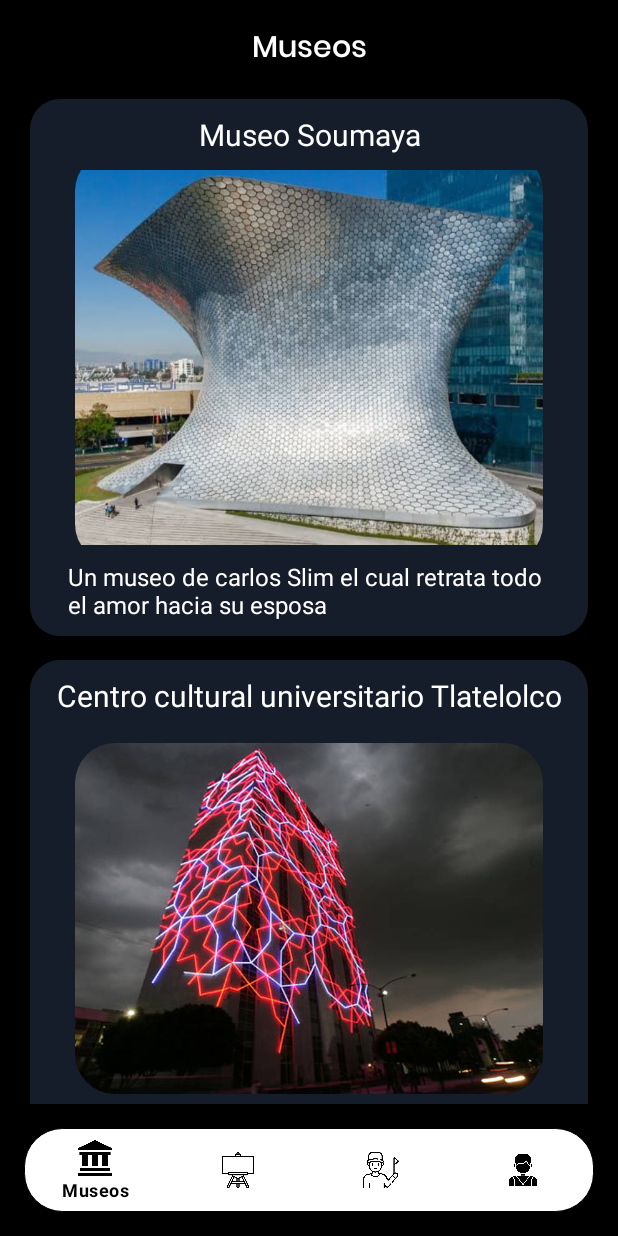
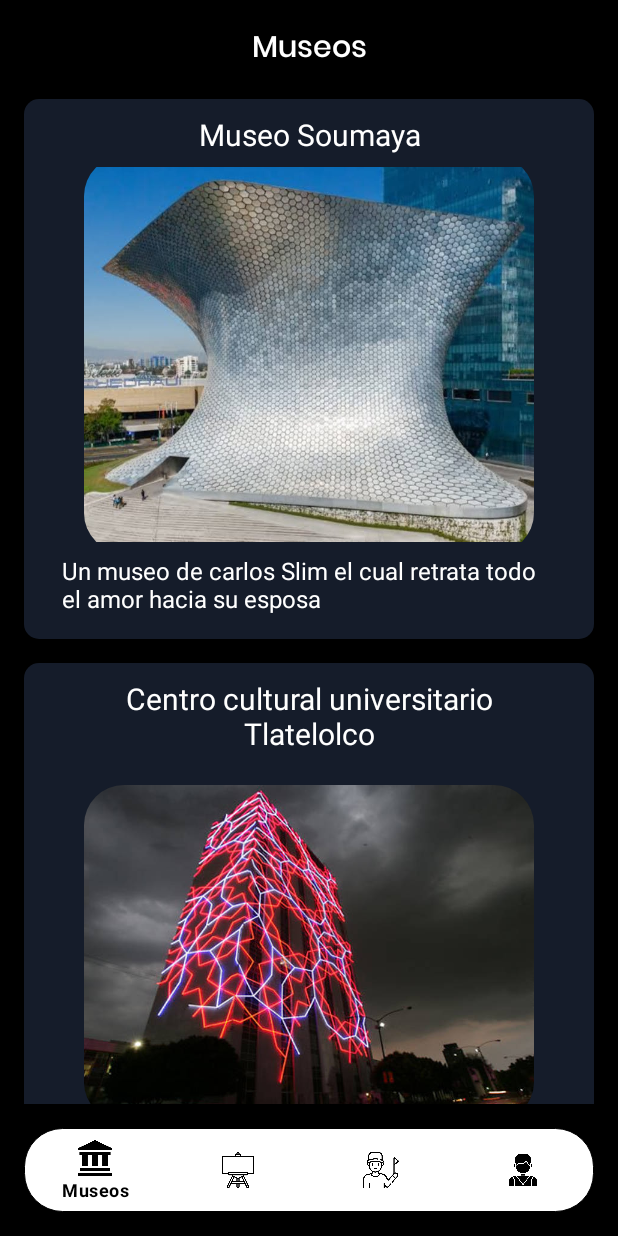
Before and after one commit to IsidroJesusGalanM/CAV, an Android app: the HomeFragment screen opened directly, with no data from a screen before it, on a phone screen of 412 x 824 dp. Run offline under Robolectric (Android 15) with nearby library versions, the phone set to English and light mode, and no system bars.

Commit message:
update Views

```diff
--- a/app/src/main/java/com/example/cav/GuidesList.kt
+++ b/app/src/main/java/com/example/cav/GuidesList.kt
@@ -1,4 +1,4 @@
 package com.example.cav
 
-data class GuidesList(var id:Int,var name:String,var calif:Int,var especialidad:String, var descripcion:String, var foto:Int) {
+data class GuidesList(var id:Int,var name:String,var calif:Double,var especialidad:String, var descripcion:String, var foto:Int) {
 }
--- a/app/src/main/java/com/example/cav/RecyclerGuideLista.kt
+++ b/app/src/main/java/com/example/cav/RecyclerGuideLista.kt
@@ -44,6 +44,7 @@
             binding.nombreGuia.text = guide.name
             binding.calif.text = guide.calif.toString()
             binding.especialidad.text = guide.especialidad
+
             binding.root.setOnClickListener {
                 onItemClickListener(guide)
             }
--- /dev/null
+++ b/app/src/main/res/drawable/agendar_cita_2.xml
@@ -0,0 +1,5 @@
+<vector android:height="28dp" android:tint="#000000"
+    android:viewportHeight="24" android:viewportWidth="24"
+    android:width="28dp" xmlns:android="http://schemas.android.com/apk/res/android">
+    <path android:fillColor="@android:color/white" android:pathData="M20,0L4,0v2h16L20,0zM4,24h16v-2L4,22v2zM20,4L4,4c-1.1,0 -2,0.9 -2,2v12c0,1.1 0.9,2 2,2h16c1.1,0 2,-0.9 2,-2L22,6c0,-1.1 -0.9,-2 -2,-2zM12,6.75c1.24,0 2.25,1.01 2.25,2.25s-1.01,2.25 -2.25,2.25S9.75,10.24 9.75,9 10.76,6.75 12,6.75zM17,17L7,17v-1.5c0,-1.67 3.33,-2.5 5,-2.5s5,0.83 5,2.5L17,17z"/>
+</vector>
--- a/app/src/main/res/drawable/card_background_museums.xml
+++ b/app/src/main/res/drawable/card_background_museums.xml
@@ -3,7 +3,7 @@
     <item>
         <shape android:shape="rectangle">
             <solid android:color="@color/card_backGround"/>
-            <corners android:radius="20dp"/>
+            <corners android:radius="10dp"/>
         </shape>
     </item>
 </layer-list>
--- a/app/src/main/res/layout/recycler_museos_lista.xml
+++ b/app/src/main/res/layout/recycler_museos_lista.xml
@@ -3,22 +3,25 @@
     android:layout_width="match_parent"
     android:layout_height="wrap_content"
     xmlns:app="http://schemas.android.com/apk/res-auto"
-    android:padding="10dp"
+    android:paddingStart="10dp"
+    android:paddingEnd="10dp"
+    android:paddingTop="10dp"
+    android:paddingBottom="16dp"
     android:layout_marginTop="16dp"
-    android:layout_marginStart="4dp"
-    android:layout_marginEnd="4dp"
     android:background="@drawable/card_background_museums"
     xmlns:tools="http://schemas.android.com/tools">
 
     <TextView
         android:id="@+id/nombreMuseo"
-        android:layout_width="wrap_content"
+        android:layout_width="match_parent"
         android:layout_height="wrap_content"
         app:layout_constraintTop_toTopOf="parent"
         app:layout_constraintLeft_toLeftOf="parent"
         app:layout_constraintRight_toRightOf="parent"
         android:textAlignment="center"
         android:textSize="20sp"
+        android:layout_marginEnd="16dp"
+        android:layout_marginStart="16dp"
         android:textColor="@color/white"
         tools:text="Museo Soumaya"/>
 
@@ -26,8 +29,8 @@
         android:id="@+id/imagenMuseo"
         android:layout_width="match_parent"
         app:layout_constraintTop_toBottomOf="@id/nombreMuseo"
-        android:padding="10dp"
-        android:layout_marginTop="10dp"
+        android:layout_marginTop="8dp"
+        android:padding="20dp"
         android:scaleType="centerCrop"
         android:layout_marginStart="10dp"
         android:layout_marginEnd="10dp"
@@ -42,7 +45,7 @@
         app:layout_constraintLeft_toLeftOf="parent"
         android:layout_marginStart="15dp"
         android:layout_marginEnd="16dp"
-        android:layout_marginTop="10dp"
+        android:layout_marginTop="8dp"
         android:textColor="@color/white"
         app:layout_constraintRight_toRightOf="parent"
         tools:text="lorem ipsum"/>
```
Also changed, not shown: app/src/main/java/com/example/cav/DetailsGuideActivity.kt (+9 -2 lines), app/src/main/java/com/example/cav/GuidesFragment.kt (+5 -5 lines), app/src/main/res/layout/activity_details_guide.xml (+25 -8 lines), app/src/main/res/layout/recycler_guides_lista.xml (+5 -2 lines).
